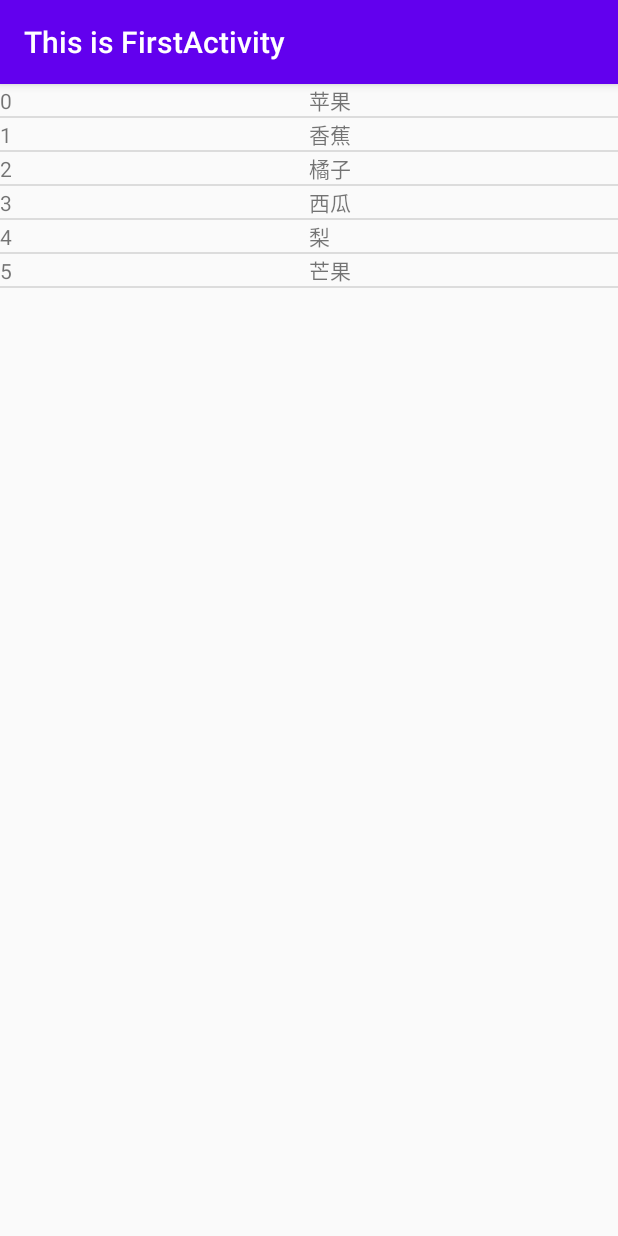
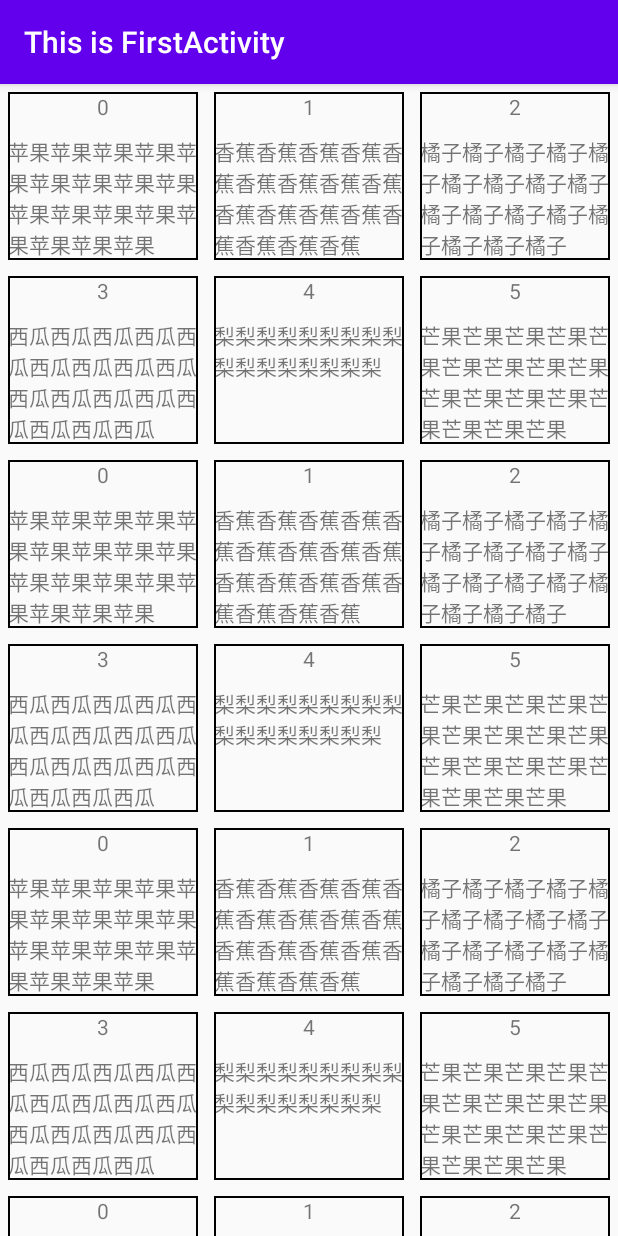
Before and after one commit to FaceWallHan/SummerVacation, an Android app: the screen it shows after launch (ListViewTestActivity before the commit, RecyclerViewActivity after it), on a phone screen of 412 x 824 dp. Run offline under Robolectric (Android 15) with nearby library versions, the phone set to English and light mode, and no system bars.

Commit message:
添加了RecyclerView的使用及其布局

```diff
--- a/app/build.gradle
+++ b/app/build.gradle
@@ -29,6 +29,6 @@ dependencies {
     testImplementation 'junit:junit:4.12'
     androidTestImplementation 'androidx.test.ext:junit:1.1.1'
     androidTestImplementation 'androidx.test.espresso:espresso-core:3.2.0'
-    //implementation 'com.android.support:recyclerview-v7:27.1.1'
+    implementation 'androidx.recyclerview:recyclerview:1.1.0'
 
 }
--- a/app/src/main/AndroidManifest.xml
+++ b/app/src/main/AndroidManifest.xml
@@ -9,7 +9,8 @@
         android:roundIcon="@mipmap/ic_launcher_round"
         android:supportsRtl="true"
         android:theme="@style/AppTheme">
-        <activity android:name=".activity.FirstActivity"/>
+        <activity android:name=".activity.ListViewTestActivity"/>
+        <activity android:name=".activity.FirstActivity" />
         <activity android:name=".activity.ThirdActivity">
             <intent-filter>
                 <action android:name="android.intent.action.VIEW" />
@@ -30,7 +31,7 @@
             </intent-filter>
         </activity>
         <activity
-            android:name=".activity.ListViewTestActivity"
+            android:name=".activity.RecyclerViewActivity"
             android:label="This is FirstActivity">
             <intent-filter>
                 <action android:name="android.intent.action.MAIN" />
--- a/app/src/main/java/com/start/head/activity/ListViewTestActivity.java
+++ b/app/src/main/java/com/start/head/activity/ListViewTestActivity.java
@@ -6,7 +6,7 @@ import android.os.Bundle;
 import android.widget.ListView;
 
 import com.start.head.R;
-import com.start.head.adapter.FruitAdapter;
+import com.start.head.adapter.ListViewAdapter;
 import com.start.head.bean.Fruit;
 
 import java.util.ArrayList;
@@ -16,7 +16,7 @@ public class ListViewTestActivity extends AppCompatActivity {
     private ListView list_view;
     private String []data={"苹果","香蕉","橘子","西瓜","梨","芒果"};
     private List<Fruit>list;
-    private FruitAdapter adapter;
+    private ListViewAdapter adapter;
 
     @Override
     protected void onCreate(Bundle savedInstanceState) {
@@ -24,10 +24,12 @@ public class ListViewTestActivity extends AppCompatActivity {
         setContentView(R.layout.list_view_test_layout);
         list_view=findViewById(R.id.list_view);
         list=new ArrayList<>();
-        for (int i = 0; i < data.length; i++) {
-            list.add(new Fruit(i,data[i]));
+        for (int j = 0; j < data.length; j++) {
+            for (int i = 0; i < data.length; i++) {
+                list.add(new Fruit(i,data[i]));
+            }
         }
-        adapter=new FruitAdapter(this,list);
+        adapter=new ListViewAdapter(this,list);
         list_view.setAdapter(adapter);
     }
 }
--- /dev/null
+++ b/app/src/main/java/com/start/head/activity/RecyclerViewActivity.java
@@ -0,0 +1,56 @@
+package com.start.head.activity;
+
+import androidx.appcompat.app.AppCompatActivity;
+import androidx.recyclerview.widget.GridLayoutManager;
+import androidx.recyclerview.widget.LinearLayoutManager;
+import androidx.recyclerview.widget.RecyclerView;
+import androidx.recyclerview.widget.StaggeredGridLayoutManager;
+
+import android.os.Bundle;
+
+import com.start.head.R;
+import com.start.head.adapter.RecyclerViewAdapter;
+import com.start.head.bean.Fruit;
+
+import java.util.ArrayList;
+import java.util.List;
+import java.util.Random;
+
+public class RecyclerViewActivity extends AppCompatActivity {
+    private RecyclerView recyclerView;
+    private String []data={"苹果","香蕉","橘子","西瓜","梨","芒果"};
+    private List<Fruit> list;
+
+    @Override
+    protected void onCreate(Bundle savedInstanceState) {
+        super.onCreate(savedInstanceState);
+        setContentView(R.layout.recycler_view_layout);
+        recyclerView=findViewById(R.id.recycler_view);
+//        LinearLayoutManager manager=new LinearLayoutManager(this);
+//        manager.setOrientation(LinearLayoutManager.HORIZONTAL);//方向
+        /**横向布局*/
+//        StaggeredGridLayoutManager manager=new StaggeredGridLayoutManager(3,StaggeredGridLayoutManager.VERTICAL);//3列，排列方向
+        /**瀑布流布局*/
+        GridLayoutManager manager=new GridLayoutManager(this,3);
+        /**卡片式布局*/
+        recyclerView.setLayoutManager(manager);
+        list=new ArrayList<>();
+        for (int j = 0; j < data.length; j++) {
+            for (int i = 0; i < data.length; i++) {
+                list.add(new Fruit(i,getRandomLengthName(data[i])));
+            }
+        }
+
+        RecyclerViewAdapter adapter=new RecyclerViewAdapter(list);
+        recyclerView.setAdapter(adapter);
+    }
+    private String getRandomLengthName(String name){
+        Random random=new Random();
+        int length=random.nextInt(20)+1;
+        StringBuilder builder=new StringBuilder();
+        for (int i = 0; i < length; i++) {
+            builder.append(name);
+        }
+        return builder.toString();
+    }
+}
--- a/app/src/main/java/com/start/head/adapter/FruitAdapter.java
+++ b/app/src/main/java/com/start/head/adapter/ListViewAdapter.java
@@ -1,6 +1,7 @@
 package com.start.head.adapter;
 
 import android.content.Context;
+import android.util.Log;
 import android.view.LayoutInflater;
 import android.view.View;
 import android.view.ViewGroup;
@@ -15,9 +16,10 @@ import com.start.head.bean.Fruit;
 
 import java.util.List;
 
-public class FruitAdapter extends ArrayAdapter<Fruit> {
+public class ListViewAdapter extends ArrayAdapter<Fruit> {
+    private static final String TAG = "ListViewAdapter";
     private List<Fruit> list;
-    public FruitAdapter(@NonNull Context context, List<Fruit> list) {
+    public ListViewAdapter(@NonNull Context context, List<Fruit> list) {
         super(context, 0);
         this.list=list;
     }
@@ -40,6 +42,7 @@ public class FruitAdapter extends ArrayAdapter<Fruit> {
         }
         holder.fruit_id.setText(fruit.getTypeId()+"");
         holder.fruit_name.setText(fruit.getName());
+        Log.d(TAG, "getView: "+position);
         return view;
     }
 
@@ -47,7 +50,7 @@ public class FruitAdapter extends ArrayAdapter<Fruit> {
     public int getCount() {
         return list.size();
     }
-    private class ViewHolder{
+    class ViewHolder{
         TextView fruit_id;
         TextView fruit_name;
     }
--- /dev/null
+++ b/app/src/main/java/com/start/head/adapter/RecyclerViewAdapter.java
@@ -0,0 +1,78 @@
+package com.start.head.adapter;
+
+import android.content.Context;
+import android.util.Log;
+import android.view.LayoutInflater;
+import android.view.View;
+import android.view.ViewGroup;
+import android.widget.ArrayAdapter;
+import android.widget.TextView;
+import android.widget.Toast;
+
+import androidx.annotation.NonNull;
+import androidx.annotation.Nullable;
+import androidx.recyclerview.widget.RecyclerView;
+
+import com.start.head.R;
+import com.start.head.bean.Fruit;
+
+import java.util.List;
+
+public class RecyclerViewAdapter extends RecyclerView.Adapter<RecyclerViewAdapter.ViewHolder> {
+    private static final String TAG = "RecyclerViewAdapter";
+    private List<Fruit> list;
+    public RecyclerViewAdapter( List<Fruit> list) {
+        this.list=list;
+    }
+    @NonNull
+    @Override
+    public ViewHolder onCreateViewHolder(@NonNull final ViewGroup parent, int viewType) {
+        View view=LayoutInflater.from(parent.getContext()).inflate(R.layout.list_view_test_item_layout,parent,false);
+        final ViewHolder holder=new ViewHolder(view);
+        Log.d(TAG, "onCreateViewHolder: ");
+        holder.fruit_name.setOnClickListener(new View.OnClickListener() {
+            @Override
+            public void onClick(View view) {
+                int position=holder.getAdapterPosition();
+                 Fruit fruit=list.get(position);
+                Toast.makeText(parent.getContext(), "you clicked view"+fruit.getName(), Toast.LENGTH_SHORT).show();
+            }
+        });
+        holder.fruit_id.setOnClickListener(new View.OnClickListener() {
+            @Override
+            public void onClick(View view) {
+                int position=holder.getAdapterPosition();
+                Fruit fruit=list.get(position);
+                Toast.makeText(parent.getContext(), "you clicked view"+fruit.getTypeId(), Toast.LENGTH_SHORT).show();
+            }
+        });
+        /**点击事件竟然可以在适配器里直接写？ListView好像就不可以吧？？？
+         * 2020年7月3日21:32:03，不打印日志了，无法验证RecyclerViewAdapter和ListView是否滑动实时刷新position？？？
+         * */
+        return holder;
+    }
+
+    @Override
+    public void onBindViewHolder(@NonNull ViewHolder holder, int position) {
+        Fruit fruit=list.get(position);
+        holder.fruit_id.setText(fruit.getTypeId()+"");
+        holder.fruit_name.setText(fruit.getName());
+        Log.d(TAG, "onBindViewHolder: "+position);
+    }
+
+    @Override
+    public int getItemCount() {
+        return list.size();
+    }
+
+    static class ViewHolder extends RecyclerView.ViewHolder {
+        TextView fruit_id;
+        TextView fruit_name;
+
+         public ViewHolder(@NonNull View itemView) {
+             super(itemView);
+             fruit_id=itemView.findViewById(R.id.fruit_id);
+             fruit_name=itemView.findViewById(R.id.fruit_name);
+         }
+     }
+}
--- /dev/null
+++ b/app/src/main/res/drawable/border_color.xml
@@ -0,0 +1,4 @@
+<?xml version="1.0" encoding="utf-8"?>
+<shape xmlns:android="http://schemas.android.com/apk/res/android">
+    <stroke android:color="#000" android:width="1dp"/>
+</shape>
--- a/app/src/main/res/layout/list_view_test_item_layout.xml
+++ b/app/src/main/res/layout/list_view_test_item_layout.xml
@@ -1,16 +1,20 @@
 <?xml version="1.0" encoding="utf-8"?>
 <LinearLayout xmlns:android="http://schemas.android.com/apk/res/android"
-    android:orientation="horizontal"
+    android:orientation="vertical"
+    android:background="@drawable/border_color"
     android:layout_width="match_parent"
-    android:layout_height="wrap_content">
+    android:layout_height="wrap_content"
+    android:layout_margin="5dp">
+<!--    android:layout_width="100dp"-->
     <TextView
+        android:layout_gravity="center_horizontal"
         android:id="@+id/fruit_id"
-        android:layout_width="0dp"
-        android:layout_weight="1"
+        android:layout_width="wrap_content"
         android:layout_height="wrap_content"/>
     <TextView
+        android:layout_marginTop="10dp"
+        android:layout_gravity="left"
         android:id="@+id/fruit_name"
-        android:layout_width="0dp"
-        android:layout_weight="1"
+        android:layout_width="wrap_content"
         android:layout_height="wrap_content"/>
 </LinearLayout>
--- /dev/null
+++ b/app/src/main/res/layout/recycler_view_layout.xml
@@ -0,0 +1,10 @@
+<?xml version="1.0" encoding="utf-8"?>
+<LinearLayout xmlns:android="http://schemas.android.com/apk/res/android"
+    android:layout_width="match_parent"
+    android:layout_height="match_parent"
+    android:orientation="vertical">
+    <androidx.recyclerview.widget.RecyclerView
+        android:layout_width="match_parent"
+        android:layout_height="match_parent"
+        android:id="@+id/recycler_view"/>
+</LinearLayout>
```
Also changed, not shown: 100 other files.
